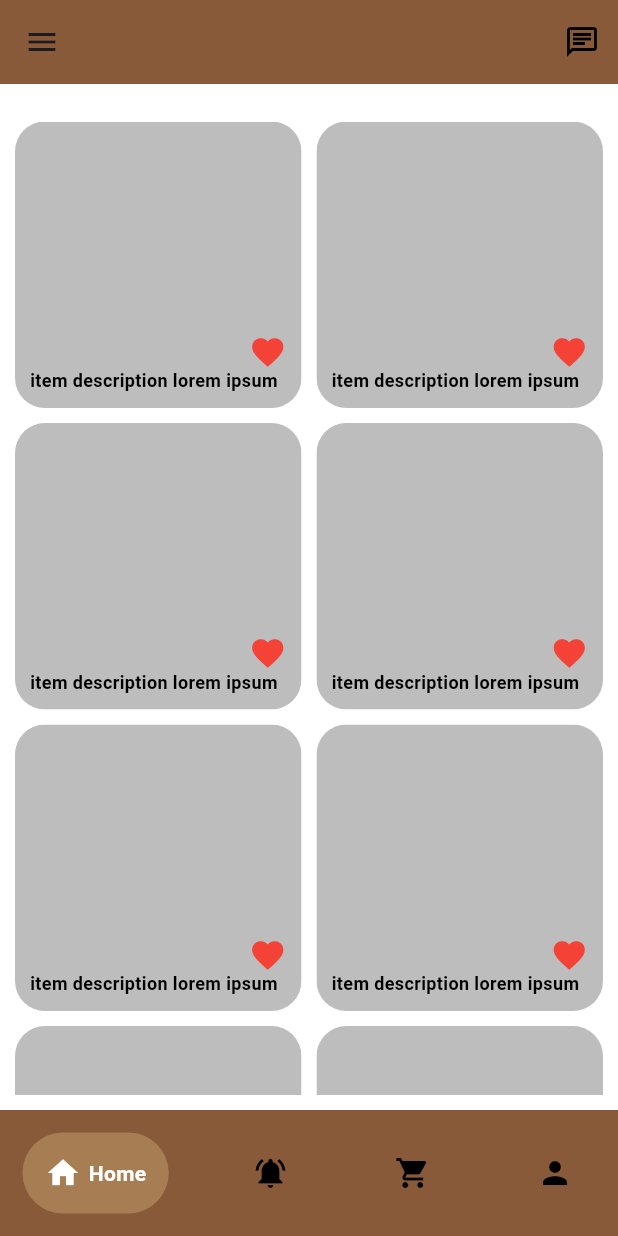
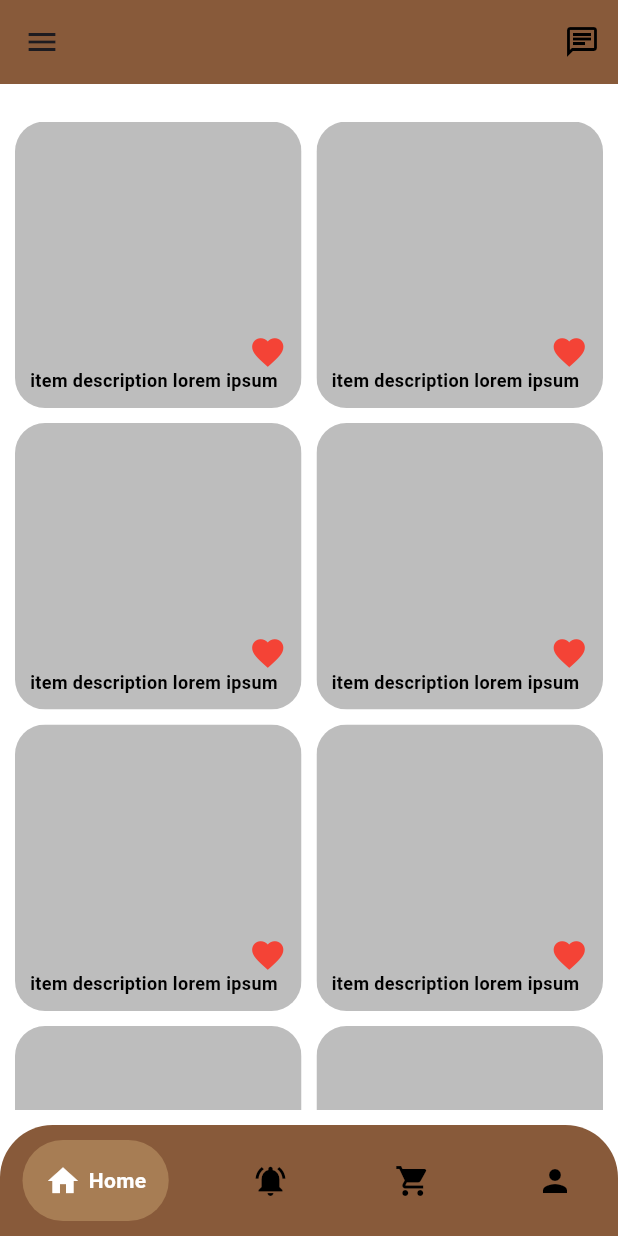
Before and after one commit to yuzuriaichi/learningfirebase, a Flutter app: the screen it shows once a user with an empty profile is signed in, on a phone screen of 412 x 824 dp. Run offline on Flutter 3.47's test engine with Material 3 defaults, Android fonts, the phone set to English and light mode, and no system bars; drawn by our look-alikes of google_nav_bar; our stand-ins replace cloud_firestore, firebase_auth, firebase_core; accounts and stored records are empty.

Commit message:
Some Tweaking

```diff
--- a/lib/pages/home_page.dart
+++ b/lib/pages/home_page.dart
@@ -94,7 +94,7 @@ class _HomePageState extends State<HomePage> {
                     ),
                     ListTile(
                       leading: Icon(
-                        Icons.trolley,
+                        Icons.shopping_bag_sharp,
                         color: Colors.black,
                       ),
                       title: Text('M A R K E T'),
@@ -135,12 +135,17 @@ class _HomePageState extends State<HomePage> {
         ),
       ),
       body: listOfPages[selectedIndex],
-      bottomNavigationBar: Container(
+      bottomNavigationBar: ClipRRect(
+        borderRadius: BorderRadiusDirectional.only(
+          topStart: Radius.circular(35),
+          topEnd: Radius.circular(35),
+        ),
+        child: Container(
           color: Color(0xFF885A3A),
           child: Padding(
             padding: EdgeInsets.symmetric(
               horizontal: 15.0,
-            vertical: 15.0,
+              vertical: 10.0,
             ),
             child: GNav(
               backgroundColor: Color(0xFF885A3A),
@@ -169,6 +174,7 @@ class _HomePageState extends State<HomePage> {
                   text: "Profile",
                 ),
               ],
+            ),
           ),
         ),
       ),
```
Also changed, not shown: lib/helper/helper_functions.dart (added, +11 -0 lines), lib/pages/sign_up_page.dart (+8 -0 lines). Lines whose indentation alone changed are shown as unchanged.
